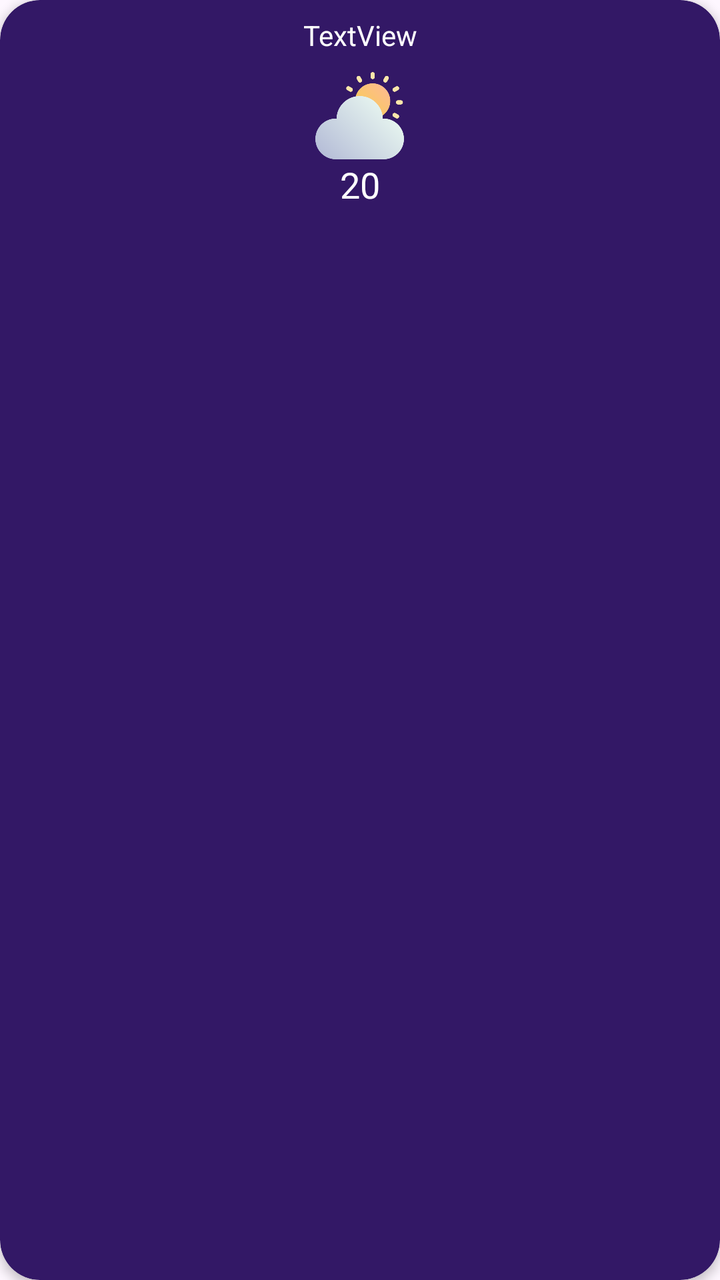
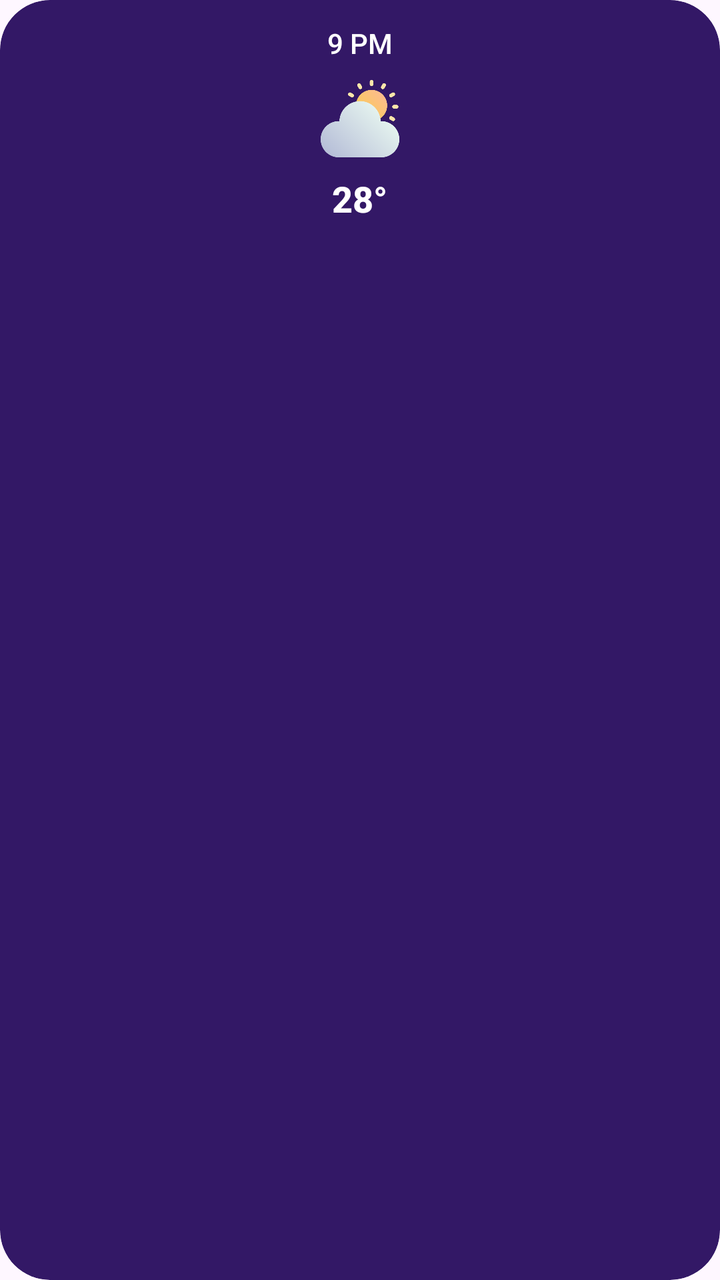

Before-and-after screenshots of an Android layout around one commit, followed by the original layout XML and the change that was made.
<!-- AndroidManifest.xml: application theme Theme.MyApplication1 -->
<!-- res/layout/view_holder_hourly.xml -->
<?xml version="1.0" encoding="utf-8"?>
<androidx.cardview.widget.CardView xmlns:android="http://schemas.android.com/apk/res/android"
    xmlns:app="http://schemas.android.com/apk/res-auto"
    android:layout_width="90dp"
    android:layout_height="wrap_content"
    android:layout_margin="8dp"
    android:background="@drawable/background2"
    app:cardCornerRadius="20dp"
    app:cardElevation="3dp">

    <LinearLayout
        android:layout_width="match_parent"
        android:layout_height="match_parent"
        android:background="@drawable/background2"
        android:orientation="vertical">

        <TextView
            android:id="@+id/hourTxt"
            android:textColor="@color/white"
            android:textSize="14sp"
            android:textAlignment="center"
            android:layout_margin="8dp"
            android:layout_width="match_parent"
            android:layout_height="wrap_content"
            android:text="TextView" />

        <ImageView
            android:id="@+id/pic"
            android:layout_width="45dp"
            android:layout_height="45dp"
            android:layout_gravity="center"
            app:srcCompat="@drawable/cloudy_sunny" />

        <TextView
            android:id="@+id/textView9"
            android:layout_width="match_parent"
            android:layout_height="wrap_content"
            android:text="20"
            android:textSize="18sp"
            android:textAlignment="center"
            android:textColor="@color/white"/>

    </LinearLayout>

</androidx.cardview.widget.CardView>
<!-- resources referenced by this layout -->
<resources>
  <color name="white">#FFFFFFFF</color>
  <!-- drawable background2 (drawable) -->
  <?xml version="1.0" encoding="utf-8"?>
  <selector xmlns:android="http://schemas.android.com/apk/res/android">
      <item>
          <shape android:shape="rectangle">
              <solid android:color="#331866"/>
              <corners android:radius="20dp"/>
          </shape>
      </item>
  </selector>
  <!-- drawable cloudy_sunny: png bitmap (drawable-hdpi, 20693 bytes) -->
  <style name="Theme.MyApplication1" parent="Base.Theme.MyApplication1" />
  <style name="Base.Theme.MyApplication1" parent="Theme.Material3.DayNight.NoActionBar">
          
          
      </style>
</resources>

<!-- the commit's change to res/layout/view_holder_hourly.xml (unified diff, before → after) -->
@@ -1,44 +1,45 @@
 <?xml version="1.0" encoding="utf-8"?>
 <androidx.cardview.widget.CardView xmlns:android="http://schemas.android.com/apk/res/android"
     xmlns:app="http://schemas.android.com/apk/res-auto"
-    android:layout_width="90dp"
+    android:layout_width="85dp"
     android:layout_height="wrap_content"
     android:layout_margin="8dp"
-    android:background="@drawable/background2"
-    app:cardCornerRadius="20dp"
-    app:cardElevation="3dp">
+    app:cardBackgroundColor="@color/card_bg"
+    app:cardCornerRadius="25dp"
+    app:cardElevation="0dp">
 
     <LinearLayout
         android:layout_width="match_parent"
-        android:layout_height="match_parent"
-        android:background="@drawable/background2"
-        android:orientation="vertical">
+        android:layout_height="wrap_content"
+        android:orientation="vertical"
+        android:padding="12dp"
+        android:gravity="center">
 
         <TextView
             android:id="@+id/hourTxt"
+            android:layout_width="wrap_content"
+            android:layout_height="wrap_content"
+            android:text="9 PM"
             android:textColor="@color/white"
             android:textSize="14sp"
-            android:textAlignment="center"
-            android:layout_margin="8dp"
-            android:layout_width="match_parent"
-            android:layout_height="wrap_content"
-            android:text="TextView" />
+            android:fontFamily="sans-serif-medium"/>
 
         <ImageView
             android:id="@+id/pic"
-            android:layout_width="45dp"
-            android:layout_height="45dp"
-            android:layout_gravity="center"
+            android:layout_width="40dp"
+            android:layout_height="40dp"
+            android:layout_marginVertical="8dp"
             app:srcCompat="@drawable/cloudy_sunny" />
 
         <TextView
             android:id="@+id/textView9"
-            android:layout_width="match_parent"
+            android:layout_width="wrap_content"
             android:layout_height="wrap_content"
-            android:text="20"
+            android:text="28°"
+            android:textColor="@color/white"
             android:textSize="18sp"
-            android:textAlignment="center"
-            android:textColor="@color/white"/>
+            android:textStyle="bold"
+            android:fontFamily="sans-serif-medium"/>
 
     </LinearLayout>
 
<!-- resource entries referenced after the edit -->
@@ -1,21 +1,13 @@
 <!-- resources referenced by this layout -->
 <resources>
+  <color name="card_bg">#331866</color>
   <color name="white">#FFFFFFFF</color>
-  <!-- drawable background2 (drawable) -->
-  <?xml version="1.0" encoding="utf-8"?>
-  <selector xmlns:android="http://schemas.android.com/apk/res/android">
-      <item>
-          <shape android:shape="rectangle">
-              <solid android:color="#331866"/>
-              <corners android:radius="20dp"/>
-          </shape>
-      </item>
-  </selector>
   <!-- drawable cloudy_sunny: png bitmap (drawable-hdpi, 20693 bytes) -->
   <style name="Theme.MyApplication1" parent="Base.Theme.MyApplication1" />
   <style name="Base.Theme.MyApplication1" parent="Theme.Material3.DayNight.NoActionBar">
-          
-          
+          <item name="android:statusBarColor">@color/primary_bg</item>
+          <item name="android:windowLightStatusBar" tools:targetApi="m">false</item>
       </style>
+  <color name="primary_bg">#59469D</color>
 </resources>
 
